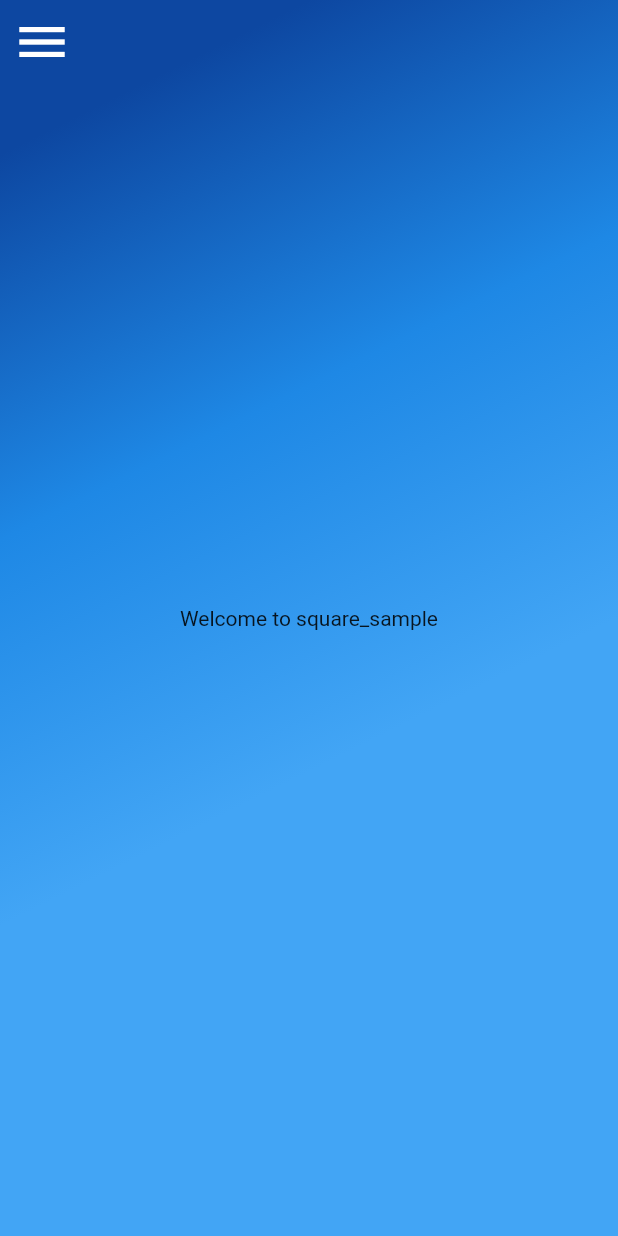
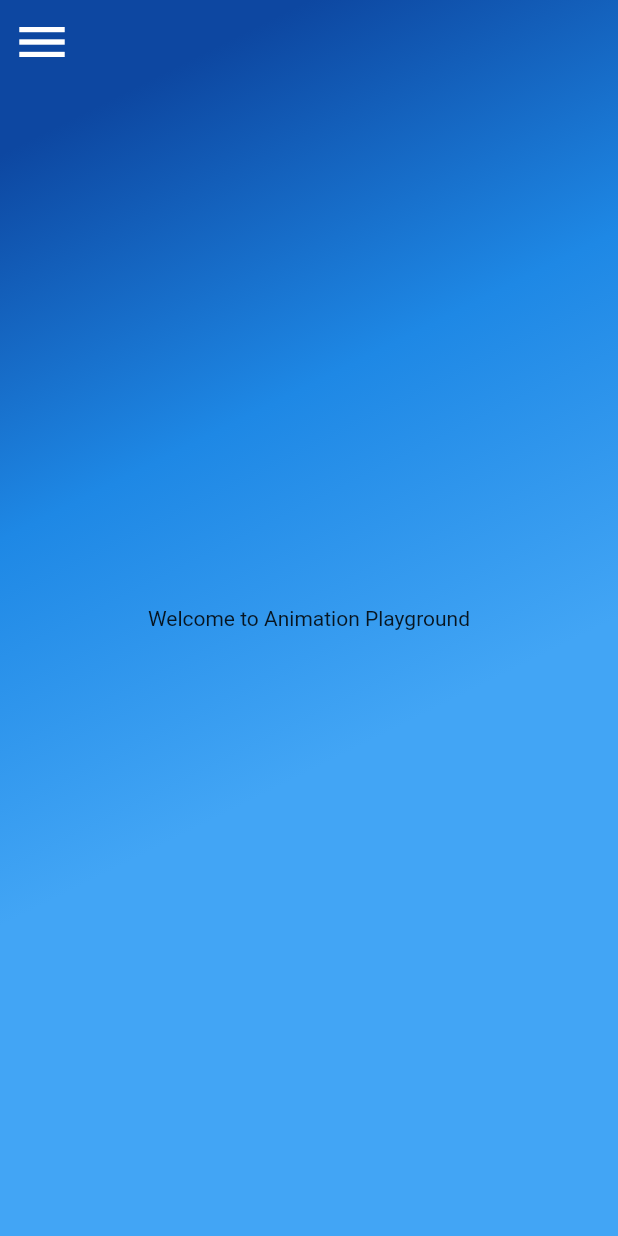
Before and after one commit to heyhey1028/flutter-toybox, a Flutter app: the screen it shows after launch, on a phone screen of 412 x 824 dp. Run offline on Flutter 3.47's test engine with Material 2 defaults, Android fonts, the phone set to English and light mode, and no system bars; our stand-ins replace audio_service, audio_video_progress_bar, cloud_firestore, firebase_core, flutter_markdown, flutter_riverpod and 3 more; accounts and stored records are empty.

Commit message:
update base settings

```diff
--- a/samples/animation_playground/lib/main.dart
+++ b/samples/animation_playground/lib/main.dart
@@ -48,7 +48,8 @@ class MyHomePage extends StatelessWidget {
                   ],
                 ),
               ),
-              child: const Center(child: Text('Welcome to square_sample')),
+              child:
+                  const Center(child: Text('Welcome to Animation Playground')),
             ),
           ),
         ],
--- a/samples/animation_playground/pubspec.yaml
+++ b/samples/animation_playground/pubspec.yaml
@@ -10,13 +10,13 @@ environment:
   sdk: ">=2.17.0 <3.0.5"
 
 dependencies:
-  flutter:
-    sdk: flutter
   cloud_firestore: ^3.1.8
   cupertino_icons: ^1.0.2
   firebase_core: ^1.6.0
+  flutter:
+    sdk: flutter
+  flutter_dotenv: ^5.0.2
   flutter_riverpod: ^1.0.4
-  flutter_dotenv: ^5.0.2
   freezed_annotation: ^2.0.3
   json_serializable: ^6.3.1
 
```
Also changed, not shown: 4 other files.
